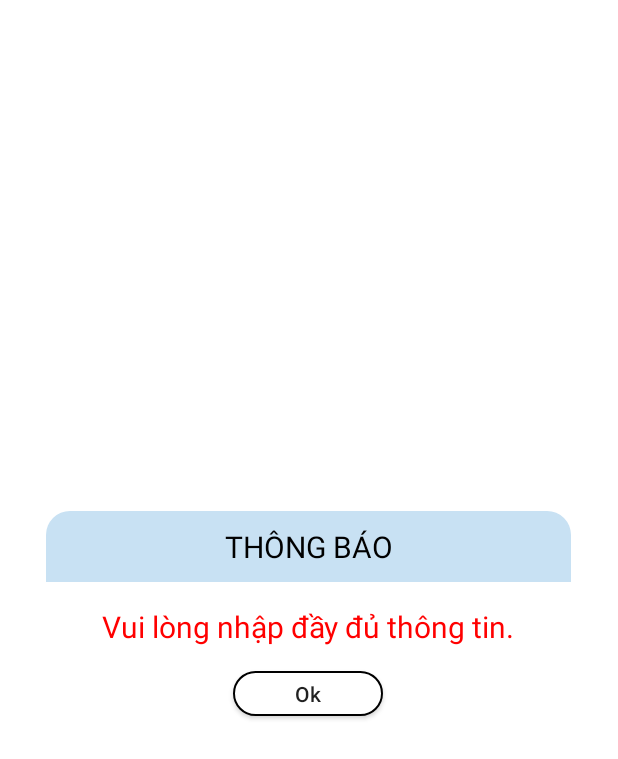
After one commit to phamchinghi/QLTL, an Android app: the layout custom_dialog_thongbao_dienthongtin.xml on its own in the app's theme, with its tools: preview values and no code run, on a phone screen of 412 x 824 dp. The commit adds this screen. Shown: the top 759 px of the screen. Run offline under Robolectric (Android 15) with nearby library versions, the phone set to English and light mode, and no system bars.

```diff
--- a/app/build.gradle
+++ b/app/build.gradle
@@ -36,4 +36,8 @@ dependencies {
     testImplementation 'junit:junit:4.+'
     androidTestImplementation 'androidx.test.ext:junit:1.1.2'
     androidTestImplementation 'androidx.test.espresso:espresso-core:3.3.0'
+    //add library
+    implementation 'de.hdodenhof:circleimageview:3.1.0'
+    implementation "androidx.recyclerview:recyclerview-selection:1.1.0"
+    implementation "androidx.cardview:cardview:1.0.0"
 }
--- a/app/src/main/java/com/example/qltl/MainActivity.java
+++ b/app/src/main/java/com/example/qltl/MainActivity.java
@@ -79,11 +79,5 @@ public class MainActivity extends AppCompatActivity {
                 return true;
             }
         });
-//
-//        input_output fragment = new input_output();
-//
-//        FragmentTransaction transaction = getFragmentManager().beginTransaction();
-//        transaction.replace(R.id.container, fragment, "inoutputFragment");
-//        transaction.commit();
     }
 }
--- a/app/src/main/java/com/example/qltl/nhap/nhapViewPagerAdapter.java
+++ b/app/src/main/java/com/example/qltl/nhap/nhapViewPagerAdapter.java
@@ -1,4 +1,7 @@
 package com.example.qltl.nhap;
+
+import android.widget.Button;
+import android.widget.Toast;
 
 import androidx.annotation.NonNull;
 import androidx.annotation.Nullable;
@@ -10,7 +13,7 @@ public class nhapViewPagerAdapter extends FragmentStatePagerAdapter {
     public nhapViewPagerAdapter(@NonNull FragmentManager fm, int behavior) {
         super(fm, behavior);
     }
-
+    Button btn;
     @NonNull
     @Override
     public Fragment getItem(int position) {
--- a/app/src/main/res/layout/activity_main.xml
+++ b/app/src/main/res/layout/activity_main.xml
@@ -18,7 +18,7 @@
         android:layout_width="match_parent"
         android:layout_height="wrap_content"
         app:menu="@menu/bottom_menu"
-        android:background="#D8D5D5"
+        android:background="#FFFFFF"
         app:itemTextColor="@color/custom_color_navigation"
         app:itemIconTint="@color/custom_color_navigation"
         />
--- /dev/null
+++ b/app/src/main/res/layout/custom_dialog_thongbao_dienthongtin.xml
@@ -0,0 +1,45 @@
+<?xml version="1.0" encoding="utf-8"?>
+<LinearLayout
+    xmlns:android="http://schemas.android.com/apk/res/android"
+    xmlns:app="http://schemas.android.com/apk/res-auto"
+    android:layout_width="350dp"
+    android:layout_height="wrap_content"
+    android:background="@drawable/bg_dialog_in_output"
+    android:orientation="vertical"
+    android:layout_gravity="center"
+    >
+    <TextView
+        android:id="@+id/txt_thongbao"
+        android:layout_width="match_parent"
+        android:layout_height="wrap_content"
+        android:background="@drawable/bg_top_dialog_in_output"
+        android:gravity="center"
+        android:padding="10dp"
+        android:text="THÔNG BÁO"
+        android:textColor="@color/black"
+        android:textSize="20sp" />
+
+    <TextView
+        android:id="@+id/txt_noi_dung_thongbao"
+        android:layout_width="match_parent"
+        android:layout_height="wrap_content"
+        android:text="Vui lòng nhập đầy đủ thông tin."
+        android:textColor="#FF0000"
+        android:padding="16dp"
+        android:textSize="20sp"
+        android:gravity="center"
+
+        />
+
+    <android.widget.Button
+        android:id="@+id/btn_thongbao_ok"
+        android:layout_width="100dp"
+        android:layout_height="30dp"
+        android:text="@string/ok"
+        android:background="@drawable/custom_chip"
+        android:layout_gravity="center"
+        android:textAllCaps="false"
+        android:layout_marginBottom="5dp"/>
+
+
+</LinearLayout>
--- a/app/src/main/res/layout/layout_input_output.xml
+++ b/app/src/main/res/layout/layout_input_output.xml
@@ -88,10 +88,7 @@
     <com.example.qltl.widget.customViewPager
         android:id="@+id/nhap_view_pager"
         android:layout_width="match_parent"
-        android:layout_height="match_parent"
-        >
-
-
+        android:layout_height="match_parent">
     </com.example.qltl.widget.customViewPager>
 
 </LinearLayout>
```
Also changed, not shown: app/src/main/AndroidManifest.xml (+6 -6 lines), app/src/main/java/com/example/qltl/ThuySan.java (added, +63 -0 lines), app/src/main/java/com/example/qltl/nhap/ChiTietThuActivity.java (added, +16 -0 lines), app/src/main/java/com/example/qltl/nhap/customDialog.java (+8 -33 lines), app/src/main/java/com/example/qltl/nhap/customInput_Output.java (+59 -11 lines), app/src/main/res/layout/activity_chi_tiet_thu.xml (added, +48 -0 lines), app/src/main/res/layout/item_thuysan.xml (added, +84 -0 lines), gradle/wrapper/gradle-wrapper.properties.
